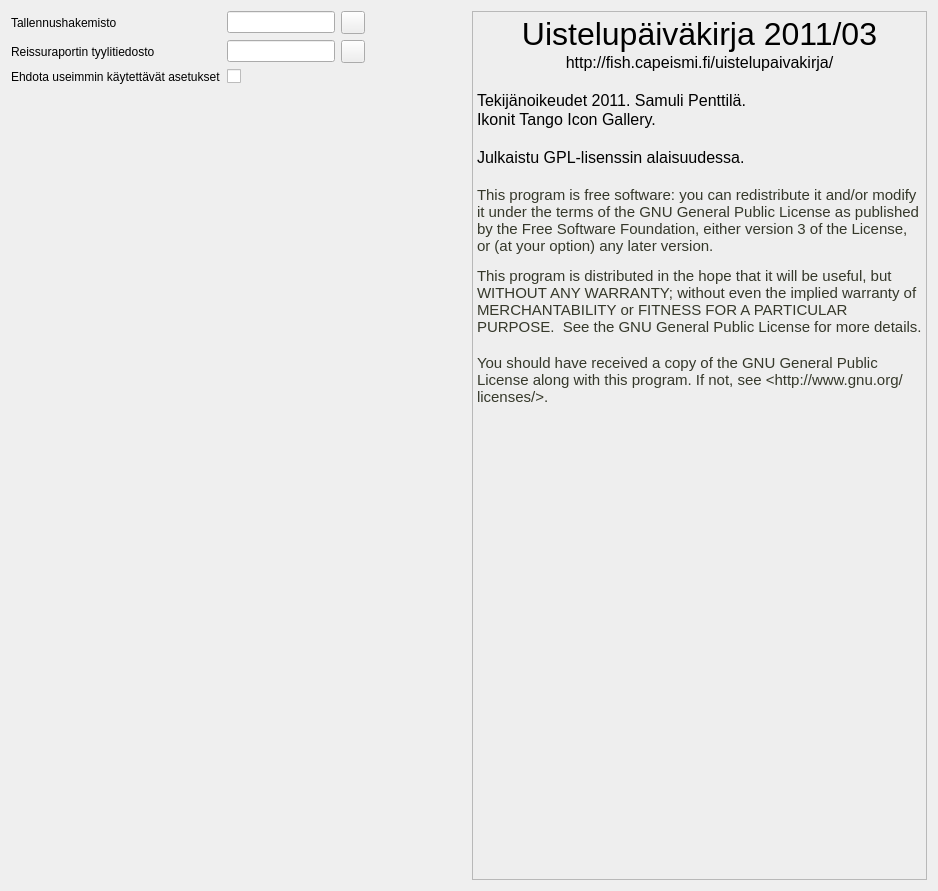
Old version of the form settingsform.ui in the repository samuliwritescode/uistelupaivakirja-desktop.
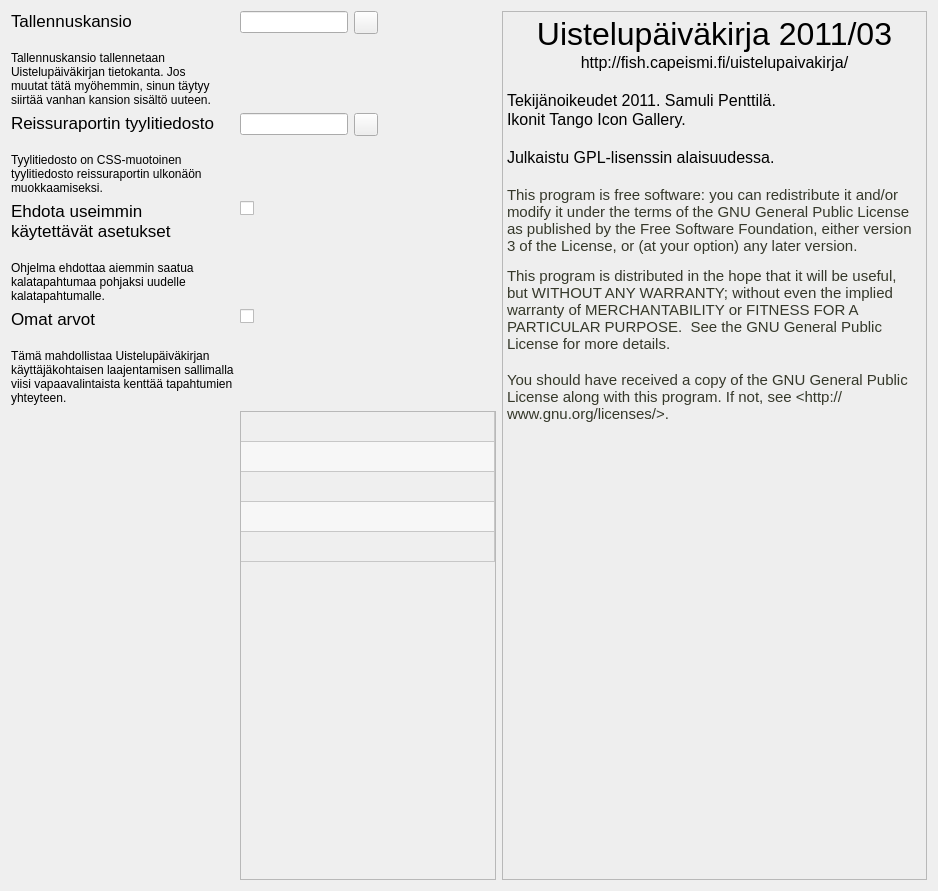
New version of the form. Icons and pictures are not drawn.

Commit message: -Asetuksia. Piilota omat kentät ja ehdotukset

```diff
--- a/settingsform.ui
+++ b/settingsform.ui
@@ -19,13 +19,25 @@
      <property name="fieldGrowthPolicy">
       <enum>QFormLayout::FieldsStayAtSizeHint</enum>
      </property>
+     <property name="labelAlignment">
+      <set>Qt::AlignLeading|Qt::AlignLeft|Qt::AlignTop</set>
+     </property>
      <property name="formAlignment">
       <set>Qt::AlignLeading|Qt::AlignLeft|Qt::AlignTop</set>
      </property>
      <item row="0" column="0">
       <widget class="QLabel" name="label">
        <property name="text">
-        <string>Tallennushakemisto</string>
+        <string>&lt;!DOCTYPE HTML PUBLIC &quot;-//W3C//DTD HTML 4.0//EN&quot; &quot;http://www.w3.org/TR/REC-html40/strict.dtd&quot;&gt;
+&lt;html&gt;&lt;head&gt;&lt;meta name=&quot;qrichtext&quot; content=&quot;1&quot; /&gt;&lt;style type=&quot;text/css&quot;&gt;
+p, li { white-space: pre-wrap; }
+&lt;/style&gt;&lt;/head&gt;&lt;body style=&quot; font-family:'Lucida Grande'; font-size:13pt; font-weight:400; font-style:normal;&quot;&gt;
+&lt;p style=&quot; margin-top:0px; margin-bottom:0px; margin-left:0px; margin-right:0px; -qt-block-indent:0; text-indent:0px;&quot;&gt;Tallennuskansio&lt;/p&gt;
+&lt;p style=&quot;-qt-paragraph-type:empty; margin-top:0px; margin-bottom:0px; margin-left:0px; margin-right:0px; -qt-block-indent:0; text-indent:0px;&quot;&gt;&lt;/p&gt;
+&lt;p style=&quot; margin-top:0px; margin-bottom:0px; margin-left:0px; margin-right:0px; -qt-block-indent:0; text-indent:0px;&quot;&gt;&lt;span style=&quot; font-size:9pt;&quot;&gt;Tallennuskansio tallennetaan Uistelupäiväkirjan tietokanta. Jos muutat tätä myöhemmin, sinun täytyy siirtää vanhan kansion sisältö uuteen.&lt;/span&gt;&lt;/p&gt;&lt;/body&gt;&lt;/html&gt;</string>
+       </property>
+       <property name="wordWrap">
+        <bool>true</bool>
        </property>
       </widget>
      </item>
@@ -54,7 +66,16 @@
      <item row="3" column="0">
       <widget class="QLabel" name="label_2">
        <property name="text">
-        <string>Ehdota useimmin käytettävät asetukset</string>
+        <string>&lt;!DOCTYPE HTML PUBLIC &quot;-//W3C//DTD HTML 4.0//EN&quot; &quot;http://www.w3.org/TR/REC-html40/strict.dtd&quot;&gt;
+&lt;html&gt;&lt;head&gt;&lt;meta name=&quot;qrichtext&quot; content=&quot;1&quot; /&gt;&lt;style type=&quot;text/css&quot;&gt;
+p, li { white-space: pre-wrap; }
+&lt;/style&gt;&lt;/head&gt;&lt;body style=&quot; font-family:'Lucida Grande'; font-size:13pt; font-weight:400; font-style:normal;&quot;&gt;
+&lt;p style=&quot; margin-top:0px; margin-bottom:0px; margin-left:0px; margin-right:0px; -qt-block-indent:0; text-indent:0px;&quot;&gt;Ehdota useimmin käytettävät asetukset&lt;/p&gt;
+&lt;p style=&quot;-qt-paragraph-type:empty; margin-top:0px; margin-bottom:0px; margin-left:0px; margin-right:0px; -qt-block-indent:0; text-indent:0px;&quot;&gt;&lt;/p&gt;
+&lt;p style=&quot; margin-top:0px; margin-bottom:0px; margin-left:0px; margin-right:0px; -qt-block-indent:0; text-indent:0px;&quot;&gt;&lt;span style=&quot; font-size:9pt;&quot;&gt;Ohjelma ehdottaa aiemmin saatua kalatapahtumaa pohjaksi uudelle kalatapahtumalle.&lt;/span&gt;&lt;/p&gt;&lt;/body&gt;&lt;/html&gt;</string>
+       </property>
+       <property name="wordWrap">
+        <bool>true</bool>
        </property>
       </widget>
      </item>
@@ -68,7 +89,16 @@
      <item row="1" column="0">
       <widget class="QLabel" name="label_3">
        <property name="text">
-        <string>Reissuraportin tyylitiedosto</string>
+        <string>&lt;!DOCTYPE HTML PUBLIC &quot;-//W3C//DTD HTML 4.0//EN&quot; &quot;http://www.w3.org/TR/REC-html40/strict.dtd&quot;&gt;
+&lt;html&gt;&lt;head&gt;&lt;meta name=&quot;qrichtext&quot; content=&quot;1&quot; /&gt;&lt;style type=&quot;text/css&quot;&gt;
+p, li { white-space: pre-wrap; }
+&lt;/style&gt;&lt;/head&gt;&lt;body style=&quot; font-family:'Lucida Grande'; font-size:13pt; font-weight:400; font-style:normal;&quot;&gt;
+&lt;p style=&quot; margin-top:0px; margin-bottom:0px; margin-left:0px; margin-right:0px; -qt-block-indent:0; text-indent:0px;&quot;&gt;Reissuraportin tyylitiedosto&lt;/p&gt;
+&lt;p style=&quot;-qt-paragraph-type:empty; margin-top:0px; margin-bottom:0px; margin-left:0px; margin-right:0px; -qt-block-indent:0; text-indent:0px;&quot;&gt;&lt;/p&gt;
+&lt;p style=&quot; margin-top:0px; margin-bottom:0px; margin-left:0px; margin-right:0px; -qt-block-indent:0; text-indent:0px;&quot;&gt;&lt;span style=&quot; font-size:9pt;&quot;&gt;Tyylitiedosto on CSS-muotoinen tyylitiedosto reissuraportin ulkonäön muokkaamiseksi.&lt;/span&gt;&lt;/p&gt;&lt;/body&gt;&lt;/html&gt;</string>
+       </property>
+       <property name="wordWrap">
+        <bool>true</bool>
        </property>
       </widget>
      </item>
@@ -94,6 +124,60 @@
        </item>
       </layout>
      </item>
+     <item row="4" column="0">
+      <widget class="QLabel" name="label_4">
+       <property name="text">
+        <string>&lt;!DOCTYPE HTML PUBLIC &quot;-//W3C//DTD HTML 4.0//EN&quot; &quot;http://www.w3.org/TR/REC-html40/strict.dtd&quot;&gt;
+&lt;html&gt;&lt;head&gt;&lt;meta name=&quot;qrichtext&quot; content=&quot;1&quot; /&gt;&lt;style type=&quot;text/css&quot;&gt;
+p, li { white-space: pre-wrap; }
+&lt;/style&gt;&lt;/head&gt;&lt;body style=&quot; font-family:'Lucida Grande'; font-size:13pt; font-weight:400; font-style:normal;&quot;&gt;
+&lt;p style=&quot; margin-top:0px; margin-bottom:0px; margin-left:0px; margin-right:0px; -qt-block-indent:0; text-indent:0px;&quot;&gt;Omat arvot&lt;/p&gt;
+&lt;p style=&quot;-qt-paragraph-type:empty; margin-top:0px; margin-bottom:0px; margin-left:0px; margin-right:0px; -qt-block-indent:0; text-indent:0px;&quot;&gt;&lt;/p&gt;
+&lt;p style=&quot; margin-top:0px; margin-bottom:0px; margin-left:0px; margin-right:0px; -qt-block-indent:0; text-indent:0px;&quot;&gt;&lt;span style=&quot; font-size:9pt;&quot;&gt;Tämä mahdollistaa Uistelupäiväkirjan käyttäjäkohtaisen laajentamisen sallimalla viisi vapaavalintaista kenttää tapahtumien yhteyteen.&lt;/span&gt;&lt;/p&gt;&lt;/body&gt;&lt;/html&gt;</string>
+       </property>
+       <property name="wordWrap">
+        <bool>true</bool>
+       </property>
+      </widget>
+     </item>
+     <item row="5" column="1">
+      <widget class="QTableWidget" name="customFields">
+       <property name="enabled">
+        <bool>false</bool>
+       </property>
+       <property name="alternatingRowColors">
+        <bool>true</bool>
+       </property>
+       <property name="rowCount">
+        <number>5</number>
+       </property>
+       <property name="columnCount">
+        <number>1</number>
+       </property>
+       <attribute name="horizontalHeaderVisible">
+        <bool>false</bool>
+       </attribute>
+       <attribute name="horizontalHeaderStretchLastSection">
+        <bool>true</bool>
+       </attribute>
+       <attribute name="verticalHeaderVisible">
+        <bool>false</bool>
+       </attribute>
+       <row/>
+       <row/>
+       <row/>
+       <row/>
+       <row/>
+       <column/>
+      </widget>
+     </item>
+     <item row="4" column="1">
+      <widget class="QCheckBox" name="checkBoxUseCustomFields">
+       <property name="text">
+        <string/>
+       </property>
+      </widget>
+     </item>
     </layout>
    </item>
    <item>
```
The commit also changes 5 other files.
